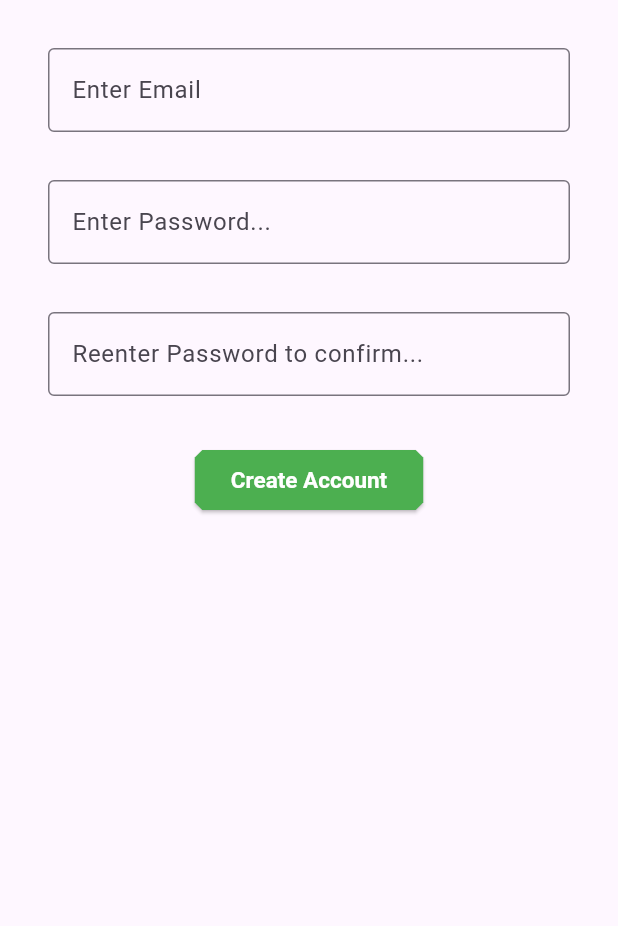
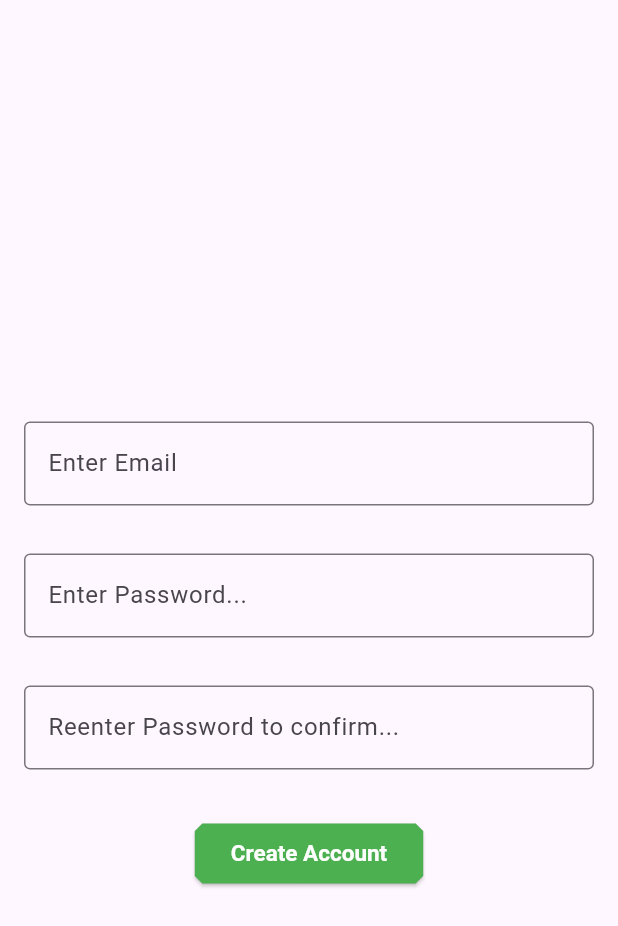
Before and after one commit to CdeJohane/soccer_prediction_app, a Flutter app: the CreateAccount screen opened directly, on a phone screen of 412 x 824 dp. Shown: the top 926 px of the screen. Run offline on Flutter 3.47's test engine with Material 3 defaults, Android fonts, the phone set to English and light mode, and no system bars; our stand-ins replace firebase_auth, firebase_core, flutter_dotenv, fluttertoast; accounts and stored records are empty.

Commit message:
Centralised Create Account Page

```diff
--- a/lib/pages/create_account.dart
+++ b/lib/pages/create_account.dart
@@ -65,8 +65,9 @@ class _CreateAccountState extends State<CreateAccount> {
     return Scaffold(
       body: Center(
         child: Padding(
-          padding: const EdgeInsets.all(16.0),
+          padding: const EdgeInsets.only(top:50.0),
           child: Column(
+            mainAxisAlignment: MainAxisAlignment.center,
             children: [
               // Email
               Padding(
```
